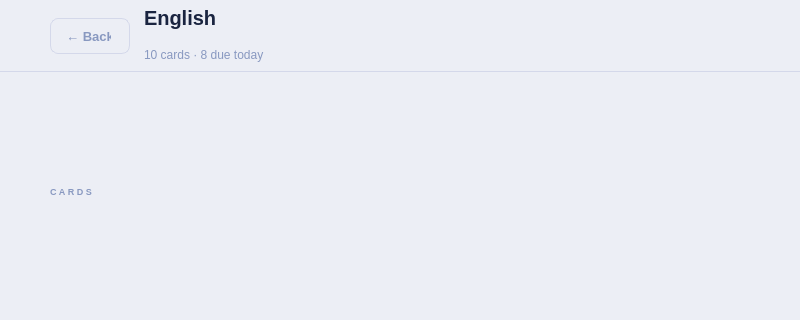
Above: src/ui/lessons/Flashcarddeck/flashcarddeck.ui from DIDimov24/Aethera before the change; both pictures show x 0 to 800 and y 0 to 320 of the 800 by 750 pixel window. Below: the same form after it.
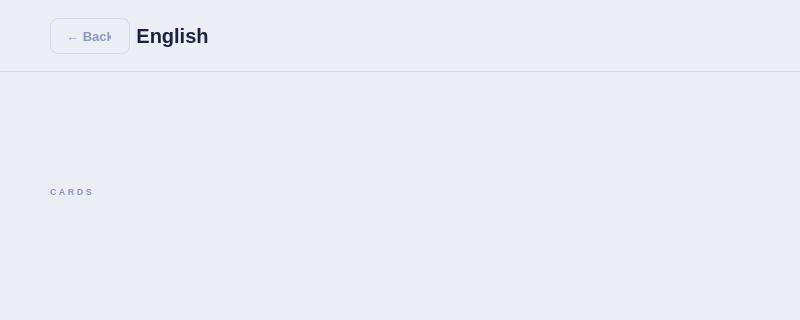
That is the form after the change.

Patch:
```diff
--- a/src/ui/lessons/Flashcarddeck/flashcarddeck.ui
+++ b/src/ui/lessons/Flashcarddeck/flashcarddeck.ui
@@ -8,7 +8,6 @@
 QWidget#FlashcardDeck { background-color: #eceef5; }
 QWidget#deckHeader { background-color: #eceef5; border-bottom: 1px solid #d4d8ea; }
 QLabel#labelDeckTitle { color: #1a2440; font-size: 20px; font-weight: 700; }
-QLabel#labelDeckMeta { color: #8898c0; font-size: 12px; }
 QPushButton#buttonBack {
     background-color: transparent; color: #8898c0; font-size: 13px; font-weight: 500;
     border: 1px solid #d4d8ea; border-radius: 8px; padding: 8px 18px;
@@ -63,16 +62,20 @@
        <widget class="QWidget" name="headerTextBlock" native="true">
         <layout class="QVBoxLayout" name="headerTextLayout">
          <property name="spacing"><number>1</number></property>
-         <property name="leftMargin"><number>8</number></property>
+         <property name="leftMargin"><number>0</number></property>
          <property name="topMargin"><number>0</number></property>
          <property name="rightMargin"><number>0</number></property>
          <property name="bottomMargin"><number>0</number></property>
-         <item><widget class="QLabel" name="labelDeckTitle"><property name="text"><string>English</string></property></widget></item>
-         <item><widget class="QLabel" name="labelDeckMeta"><property name="text"><string>10 cards · 8 due today</string></property></widget></item>
+                 <item>
+                    <widget class="QLabel" name="labelDeckTitle">
+                     <property name="text"><string>English</string></property>
+                     <property name="alignment"><set>Qt::AlignCenter</set></property>
+                    </widget>
+                 </item>
         </layout>
        </widget>
       </item>
-      <item><spacer name="deckHeaderSpacer"><property name="orientation"><enum>Qt::Orientation::Horizontal</enum></property><property name="sizeHint" stdset="0"><size><width>40</width><height>20</height></size></property></spacer></item>
+            <item><spacer name="deckHeaderSpacer"><property name="orientation"><enum>Qt::Orientation::Horizontal</enum></property><property name="sizeHint" stdset="0"><size><width>80</width><height>20</height></size></property></spacer></item>
      </layout>
     </widget>
    </item>
```
